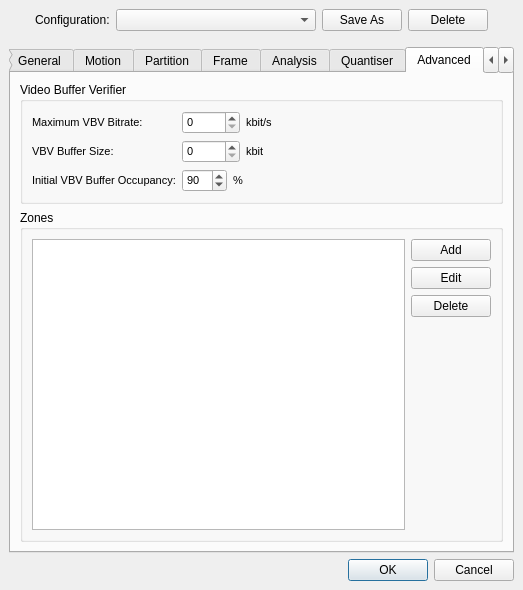
BackupTheBerlios/avidemux-svn, file branches/avidemux_2.5_branch_gruntster/plugins/ADM_videoEncoder/ADM_vidEnc_x264/qt4/x264ConfigDialog.ui: the form before one commit.
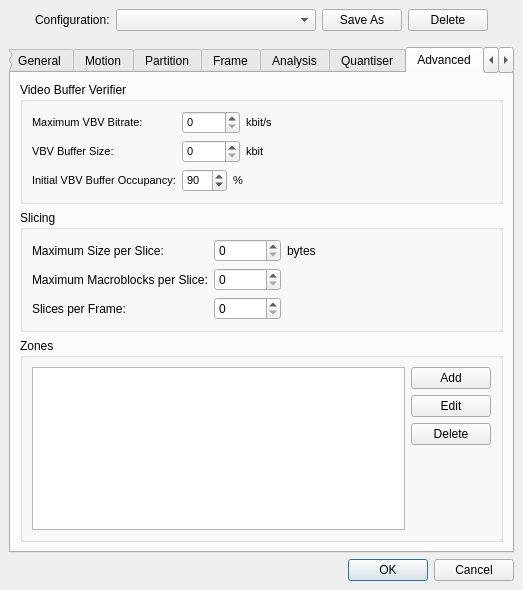
The form after the commit. The open tabs and pages were chosen to show the change.

Commit message: [x264] add slicing options to Qt interface

Diff of the .ui file:
```diff
--- a/branches/avidemux_2.5_branch_gruntster/plugins/ADM_videoEncoder/ADM_vidEnc_x264/qt4/x264ConfigDialog.ui
+++ b/branches/avidemux_2.5_branch_gruntster/plugins/ADM_videoEncoder/ADM_vidEnc_x264/qt4/x264ConfigDialog.ui
@@ -3326,6 +3326,139 @@
          </layout>
         </widget>
        </item>
+       <item>
+        <widget class="QGroupBox" name="slicingGroupBox" >
+         <property name="title" >
+          <string>Slicing</string>
+         </property>
+         <layout class="QGridLayout" >
+          <property name="margin" >
+           <number>9</number>
+          </property>
+          <property name="spacing" >
+           <number>6</number>
+          </property>
+          <item row="2" column="0" >
+           <widget class="QLabel" name="label_25" >
+            <property name="text" >
+             <string>Slices per Frame:</string>
+            </property>
+           </widget>
+          </item>
+          <item row="0" column="0" >
+           <widget class="QLabel" name="label_23" >
+            <property name="text" >
+             <string>Maximum Size per Slice:</string>
+            </property>
+           </widget>
+          </item>
+          <item row="0" column="1" colspan="2" >
+           <layout class="QHBoxLayout" >
+            <property name="margin" >
+             <number>0</number>
+            </property>
+            <property name="spacing" >
+             <number>6</number>
+            </property>
+            <item>
+             <widget class="QSpinBox" name="maxSliceSizeSpinBox" >
+              <property name="maximum" >
+               <number>2147483647</number>
+              </property>
+             </widget>
+            </item>
+            <item>
+             <widget class="QLabel" name="label_32" >
+              <property name="text" >
+               <string>bytes</string>
+              </property>
+             </widget>
+            </item>
+            <item>
+             <spacer>
+              <property name="orientation" >
+               <enum>Qt::Horizontal</enum>
+              </property>
+              <property name="sizeHint" >
+               <size>
+                <width>461</width>
+                <height>16</height>
+               </size>
+              </property>
+             </spacer>
+            </item>
+           </layout>
+          </item>
+          <item row="1" column="0" >
+           <widget class="QLabel" name="label_24" >
+            <property name="text" >
+             <string>Maximum Macroblocks per Slice:</string>
+            </property>
+           </widget>
+          </item>
+          <item row="1" column="1" >
+           <layout class="QHBoxLayout" >
+            <property name="margin" >
+             <number>0</number>
+            </property>
+            <property name="spacing" >
+             <number>6</number>
+            </property>
+            <item>
+             <widget class="QSpinBox" name="maxSliceMbSpinBox" >
+              <property name="maximum" >
+               <number>2147483647</number>
+              </property>
+             </widget>
+            </item>
+            <item>
+             <spacer>
+              <property name="orientation" >
+               <enum>Qt::Horizontal</enum>
+              </property>
+              <property name="sizeHint" >
+               <size>
+                <width>40</width>
+                <height>20</height>
+               </size>
+              </property>
+             </spacer>
+            </item>
+           </layout>
+          </item>
+          <item row="2" column="1" >
+           <layout class="QHBoxLayout" >
+            <property name="margin" >
+             <number>0</number>
+            </property>
+            <property name="spacing" >
+             <number>6</number>
+            </property>
+            <item>
+             <widget class="QSpinBox" name="slicesPerFrameSpinBox" >
+              <property name="maximum" >
+               <number>2147483647</number>
+              </property>
+             </widget>
+            </item>
+            <item>
+             <spacer>
+              <property name="orientation" >
+               <enum>Qt::Horizontal</enum>
+              </property>
+              <property name="sizeHint" >
+               <size>
+                <width>40</width>
+                <height>20</height>
+               </size>
+              </property>
+             </spacer>
+            </item>
+           </layout>
+          </item>
+         </layout>
+        </widget>
+       </item>
        <item>
         <widget class="QGroupBox" name="groupBox_21" >
          <property name="title" >
```
Left out of the diff: 13 changed lines with no effect on the pictures. The commit also changes 4 other files.
